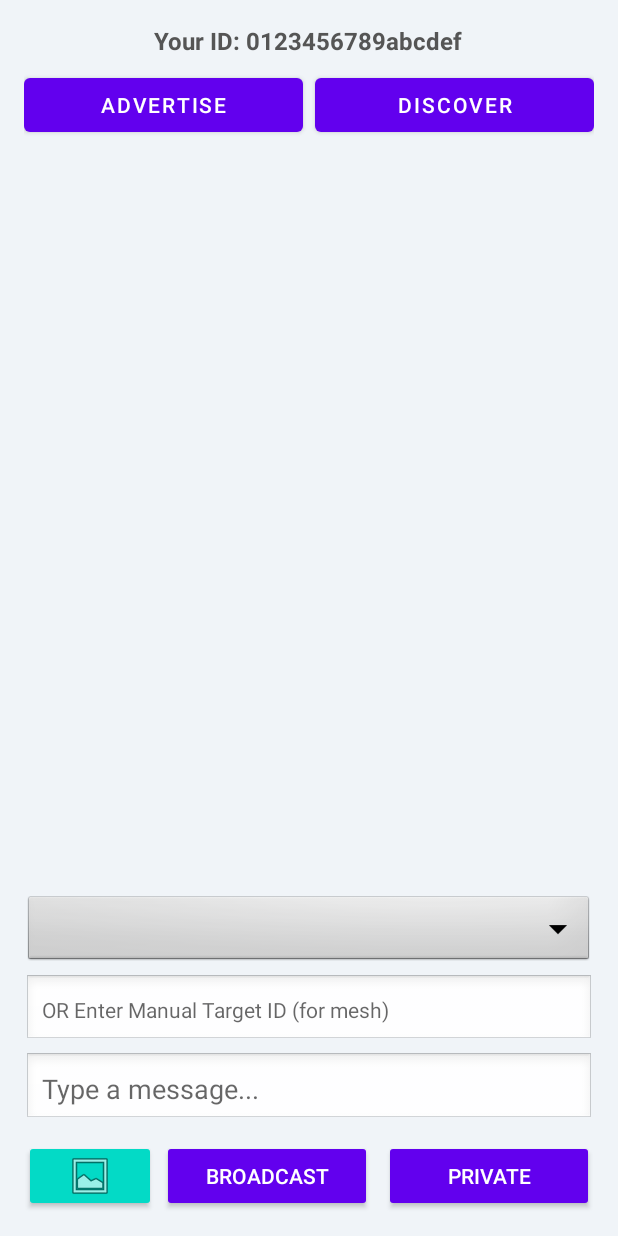
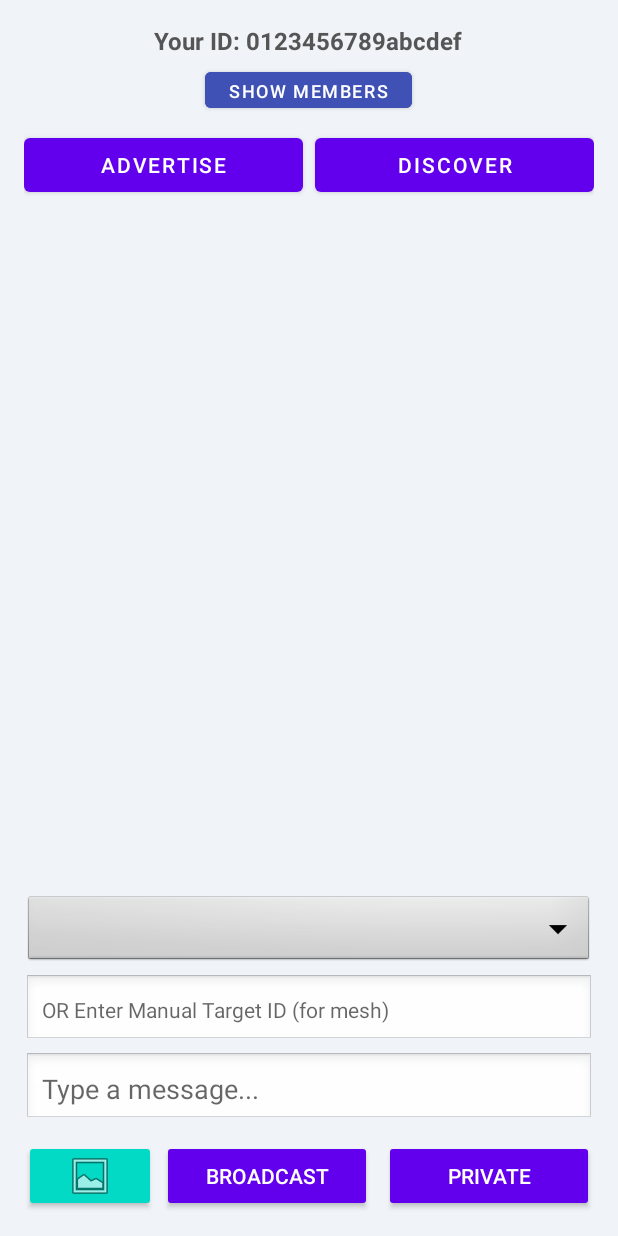
Before and after one commit to nsanamra/MeshNetNearbyAPI, an Android app: the screen it shows after launch (MainActivity), on a phone screen of 412 x 824 dp. Run offline under Robolectric (Android 15) with nearby library versions, the phone set to English and light mode, and no system bars; libraries missing offline, so code that uses them is left out: com.google.android.gms, com.google.crypto.tink; 8 statements that could not run were skipped.

Commit message:
member visibility

```diff
--- a/app/src/main/AndroidManifest.xml
+++ b/app/src/main/AndroidManifest.xml
@@ -35,6 +35,12 @@
         android:theme="@style/Theme.NearbyApi"
         tools:targetApi="31">
 
+
+        <!-- FIX: Use the fully qualified name for MembersActivity -->
+        <activity android:name="com.appsv.nearbyapi.MembersActivity"
+            android:label="Active Members"
+            android:exported="false"/>
+
         <!-- ADDED: configChanges to prevent Activity recreation on rotation -->
         <activity
             android:name="com.appsv.nearbyapi.MainActivity"
--- a/app/src/main/java/com/appsv/nearbyapi/MainActivity.kt
+++ b/app/src/main/java/com/appsv/nearbyapi/MainActivity.kt
@@ -3,6 +3,7 @@ package com.appsv.nearbyapi
 import android.Manifest
 import android.annotation.SuppressLint
 import android.content.Context
+import android.content.Intent
 import android.content.pm.PackageManager
 import android.graphics.Bitmap
 import android.graphics.BitmapFactory
@@ -41,6 +42,7 @@ import com.google.crypto.tink.HybridEncrypt
 import com.google.crypto.tink.KeyTemplates
 import com.google.crypto.tink.KeysetHandle
 import com.google.crypto.tink.config.TinkConfig
+import kotlinx.coroutines.*
 import java.io.ByteArrayInputStream
 import java.io.ByteArrayOutputStream
 import java.nio.charset.StandardCharsets
@@ -52,13 +54,20 @@ class MainActivity : AppCompatActivity() {
     private val STRATEGY = Strategy.P2P_STAR
     private val SERVICE_ID = "com.appsv.nearbyapi.SERVICE_ID"
 
-    // Persist User ID to prevent key mismatch on restart
+    // --- HEARTBEAT CONSTANTS ---
+    private val HEARTBEAT_INTERVAL_MS = 15000L // Send heartbeat every 15s (Faster for testing)
+    private val TIMEOUT_MS = 45000L // Mark offline if not seen for 45s
+
+    // --- COROUTINES ---
+    private val mainScope = CoroutineScope(Dispatchers.Main + Job())
+
+    // Persist User ID
     private val myUsername: String by lazy {
         val prefs = getSharedPreferences("ChatAppPrefs", Context.MODE_PRIVATE)
         var id = prefs.getString("USER_ID", null)
         if (id == null) {
             id = Settings.Secure.getString(contentResolver, Settings.Secure.ANDROID_ID)
-            if (id == null || id == "9774d56d682e549c") { // Common emulator ID
+            if (id == null || id == "9774d56d682e549c") {
                 id = UUID.randomUUID().toString()
             }
             prefs.edit().putString("USER_ID", id).apply()
@@ -81,11 +90,13 @@ class MainActivity : AppCompatActivity() {
     private lateinit var recipientAdapter: ArrayAdapter<String>
     private val recipientList = ArrayList<String>()
 
-    // NEW: Manual ID Input
     private lateinit var targetUserEditText: EditText
 
     private lateinit var sendBroadcastButton: Button
     private lateinit var sendPrivateButton: Button
+
+    // NEW BUTTON
+    private lateinit var showMembersButton: Button
 
     private lateinit var advertiseButton: Button
     private lateinit var discoverButton: Button
@@ -152,6 +163,9 @@ class MainActivity : AppCompatActivity() {
         super.onCreate(savedInstanceState)
         setContentView(R.layout.activity_main)
 
+        // Init Myself in MeshRepository
+        MeshRepository.updateMember(myUsername, "You", System.currentTimeMillis())
+
         initEncryption()
 
         if (savedInstanceState != null) {
@@ -168,11 +182,13 @@ class MainActivity : AppCompatActivity() {
         recipientAdapter = ArrayAdapter(this, android.R.layout.simple_spinner_dropdown_item, recipientList)
         recipientSpinner.adapter = recipientAdapter
 
-        // Initialize new EditText
         targetUserEditText = findViewById(R.id.targetUserEditText)
 
         sendBroadcastButton = findViewById(R.id.sendBroadcastButton)
         sendPrivateButton = findViewById(R.id.sendPrivateButton)
+
+        // NEW BUTTON
+        showMembersButton = findViewById(R.id.showMembersButton)
 
         advertiseButton = findViewById(R.id.advertiseButton)
         discoverButton = findViewById(R.id.discoverButton)
@@ -213,6 +229,12 @@ class MainActivity : AppCompatActivity() {
             }
         }
 
+        // NEW: Open Members Activity
+        showMembersButton.setOnClickListener {
+            val intent = Intent(this, MembersActivity::class.java)
+            startActivity(intent)
+        }
+
         attachImageButton.setOnClickListener { imagePickerLauncher.launch("image/*") }
 
         attachmentPreviewTextView.setOnClickListener { clearAttachment() }
@@ -221,7 +243,6 @@ class MainActivity : AppCompatActivity() {
             sendMessage("BROADCAST")
         }
 
-        // Priority Logic (Manual ID > Spinner)
         sendPrivateButton.setOnClickListener {
             val manualId = targetUserEditText.text.toString().trim()
             val spinnerId = recipientSpinner.selectedItem?.toString()
@@ -260,6 +281,32 @@ class MainActivity : AppCompatActivity() {
         }
     }
 
+    // --- GOSSIP / PRESENCE LOGIC ---
+
+    private fun startHeartbeat() {
+        mainScope.launch {
+            while (isActive) {
+                if (connectedEndpoints.isNotEmpty()) {
+                    sendPresenceHeartbeat()
+                }
+                MeshRepository.pruneExpiredMembers(TIMEOUT_MS)
+                delay(HEARTBEAT_INTERVAL_MS)
+            }
+        }
+    }
+
+    private fun sendPresenceHeartbeat() {
+        val msgId = "$myUsername-P-${System.currentTimeMillis()}"
+        // We pack the timestamp and name into the messageText.
+        // Format: "TIMESTAMP_NAME"
+        val content = "${System.currentTimeMillis()}_$myUsername"
+        val message = Message(msgId, myUsername, "BROADCAST", "PRESENCE", content)
+
+        seenSet.add(msgId)
+        MeshRepository.updateMember(myUsername, "You", System.currentTimeMillis()) // Update self
+        forwardMessage(message)
+    }
+
     private fun broadcastPublicKey() {
         if (connectedEndpoints.isEmpty()) return
         val msgId = "$myUsername-${System.currentTimeMillis()}-KEY"
@@ -279,19 +326,13 @@ class MainActivity : AppCompatActivity() {
     override fun onStart() {
         super.onStart()
         if (!hasPermissions()) requestPermissions()
-    }
-
-    override fun onStop() {
-        super.onStop()
-        // NOTE: Removed stopAdvertising/Discovery from here to potentially help,
-        // but configChanges is the real fix.
-        // If you want the app to stop broadcasting when minimized, you can put them back.
-        // For mesh reliability, keeping them running is often better.
+        startHeartbeat() // START GOSSIP
     }
 
     override fun onDestroy() {
         connectionsClient.stopAllEndpoints()
         connectedEndpoints.clear()
+        mainScope.cancel() // Stop coroutines
         super.onDestroy()
     }
 
@@ -369,6 +410,7 @@ class MainActivity : AppCompatActivity() {
                 Toast.makeText(this@MainActivity, "Connected!", Toast.LENGTH_SHORT).show()
                 stopDiscovery()
                 broadcastPublicKey()
+                sendPresenceHeartbeat() // IMMEDIATE ADVERTISEMENT
             } else {
                 connectedEndpoints.remove(endpointId)
             }
@@ -384,10 +426,8 @@ class MainActivity : AppCompatActivity() {
                     if (recipientList.contains(username)) {
                         recipientList.remove(username)
                         recipientAdapter.notifyDataSetChanged()
-                        Toast.makeText(this@MainActivity, "$username disconnected", Toast.LENGTH_SHORT).show()
-                    } else {
-                        Toast.makeText(this@MainActivity, "Device disconnected", Toast.LENGTH_SHORT).show()
                     }
+                    Toast.makeText(this@MainActivity, "Disconnected", Toast.LENGTH_SHORT).show()
                 }
             }
         }
@@ -523,6 +563,20 @@ class MainActivity : AppCompatActivity() {
                     if (seenSet.contains(msgId)) return
                     seenSet.add(msgId)
 
+                    // 1. Handle PRESENCE immediately
+                    if (type == "PRESENCE") {
+                        // Content format: "TIMESTAMP_NAME"
+                        val data = content.split("_", limit = 2)
+                        if (data.size == 2) {
+                            val timestamp = data[0].toLongOrNull() ?: System.currentTimeMillis()
+                            val name = data[1]
+                            MeshRepository.updateMember(sender, name, timestamp)
+                        }
+                        // Flood the presence update
+                        forwardMessage(Message(msgId, sender, recipient, type, content))
+                        return
+                    }
+
                     if (type == "KEY") {
                         handleIncomingKey(sender, content)
                         forwardMessage(Message(msgId, sender, recipient, type, content))
--- /dev/null
+++ b/app/src/main/java/com/appsv/nearbyapi/MeshRepository.kt
@@ -0,0 +1,59 @@
+package com.appsv.nearbyapi
+
+import androidx.lifecycle.MutableLiveData
+
+/**
+ * Singleton to hold the shared state of active members.
+ * This allows MainActivity to update the list and MembersActivity to observe it.
+ */
+object MeshRepository {
+    // A map of UserId -> MemberInfo
+    private val membersMap = mutableMapOf<String, MeshMember>()
+
+    // LiveData so the Activity updates automatically
+    val activeMembers = MutableLiveData<List<MeshMember>>()
+
+    fun updateMember(id: String, name: String, timestamp: Long) {
+        synchronized(this) {
+            membersMap[id] = MeshMember(id, name, timestamp)
+            postUpdate()
+        }
+    }
+
+    fun removeMember(id: String) {
+        synchronized(this) {
+            if (membersMap.containsKey(id)) {
+                membersMap.remove(id)
+                postUpdate()
+            }
+        }
+    }
+
+    fun pruneExpiredMembers(timeoutMillis: Long) {
+        synchronized(this) {
+            val currentTime = System.currentTimeMillis()
+            val iterator = membersMap.entries.iterator()
+            var changed = false
+            while (iterator.hasNext()) {
+                val entry = iterator.next()
+                // Don't remove "You" (the local user)
+                if (entry.value.name != "You" && (currentTime - entry.value.lastSeen) > timeoutMillis) {
+                    iterator.remove()
+                    changed = true
+                }
+            }
+            if (changed) postUpdate()
+        }
+    }
+
+    private fun postUpdate() {
+        // Sort by name for a clean list
+        activeMembers.postValue(membersMap.values.sortedBy { it.name })
+    }
+}
+
+data class MeshMember(
+    val id: String,
+    val name: String,
+    val lastSeen: Long
+)
--- a/app/src/main/res/layout/activity_main.xml
+++ b/app/src/main/res/layout/activity_main.xml
@@ -18,11 +18,24 @@
         android:textStyle="bold"
         tools:text="Your ID: 123456789" />
 
+    <!-- NEW BUTTON HERE -->
+    <Button
+        android:id="@+id/showMembersButton"
+        android:layout_width="wrap_content"
+        android:layout_height="36dp"
+        android:layout_below="@id/userIdTextView"
+        android:layout_centerHorizontal="true"
+        android:layout_marginTop="4dp"
+        android:text="Show Members"
+        android:backgroundTint="#3F51B5"
+        android:textColor="#FFFFFF"
+        android:textSize="12sp"/>
+
     <LinearLayout
         android:id="@+id/discoveryButtonsLayout"
         android:layout_width="match_parent"
         android:layout_height="wrap_content"
-        android:layout_below="@id/userIdTextView"
+        android:layout_below="@id/showMembersButton"
         android:layout_marginTop="8dp"
         android:orientation="horizontal">
 
```
Also changed, not shown: app/src/main/java/com/appsv/nearbyapi/MemberAdapter.kt (added, +40 -0 lines), app/src/main/java/com/appsv/nearbyapi/MembersActivity.kt (added, +47 -0 lines), app/src/main/res/layout/activity_members.xml (added, +39 -0 lines), app/src/main/res/layout/item_member.xml (added, +34 -0 lines).
